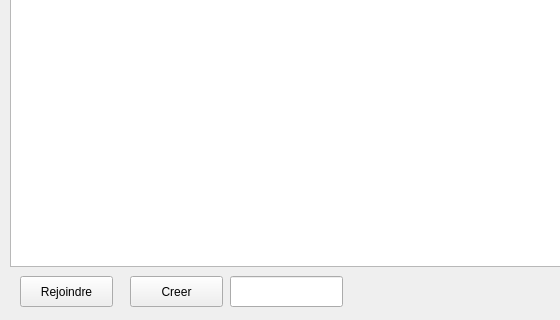
Above: Roue_De_La_Fortune/ui/servernavigator.ui from Dorian-Chapoulie/Roue-de-la-fortune before the change; both pictures show x 0 to 560 and y 104 to 424 of the 921 by 424 pixel window. Below: the same form after it.
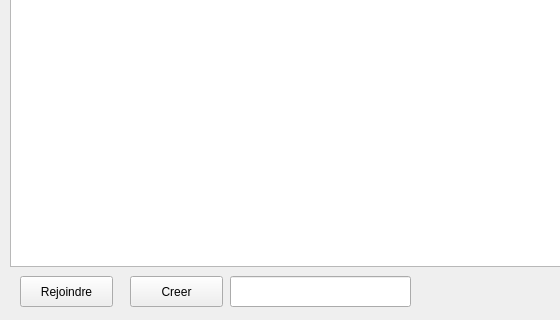
That is the form after the change.

```diff
--- a/Roue_De_La_Fortune/ui/servernavigator.ui
+++ b/Roue_De_La_Fortune/ui/servernavigator.ui
@@ -54,7 +54,7 @@
     <rect>
      <x>230</x>
      <y>380</y>
-     <width>113</width>
+     <width>181</width>
      <height>31</height>
     </rect>
    </property>
```
